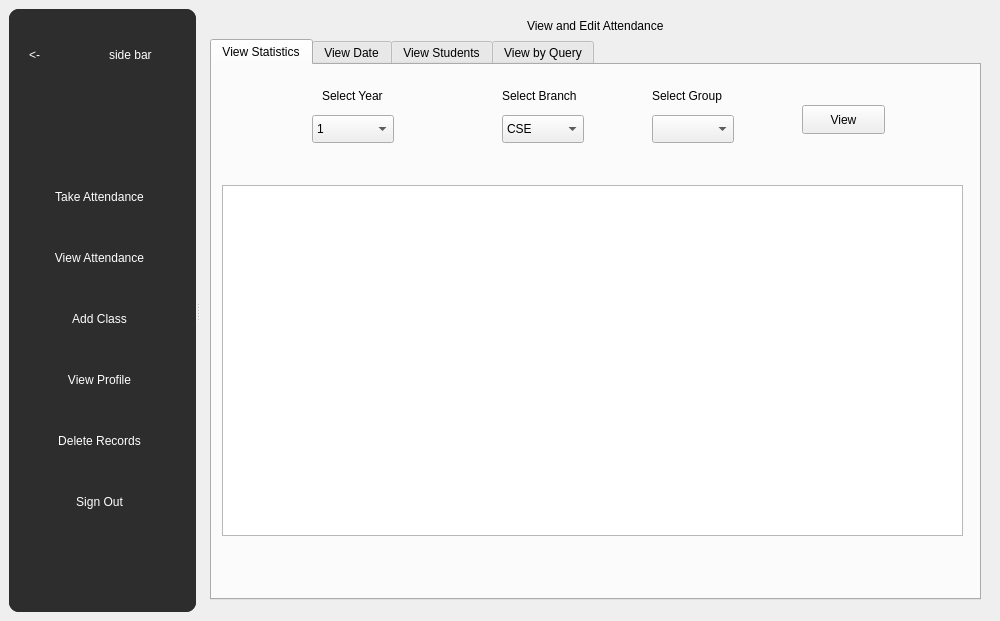
The window that mainwindow.ui (Shikhrrr/AttendanceManager) describes before a commit, drawn with Qt 5.
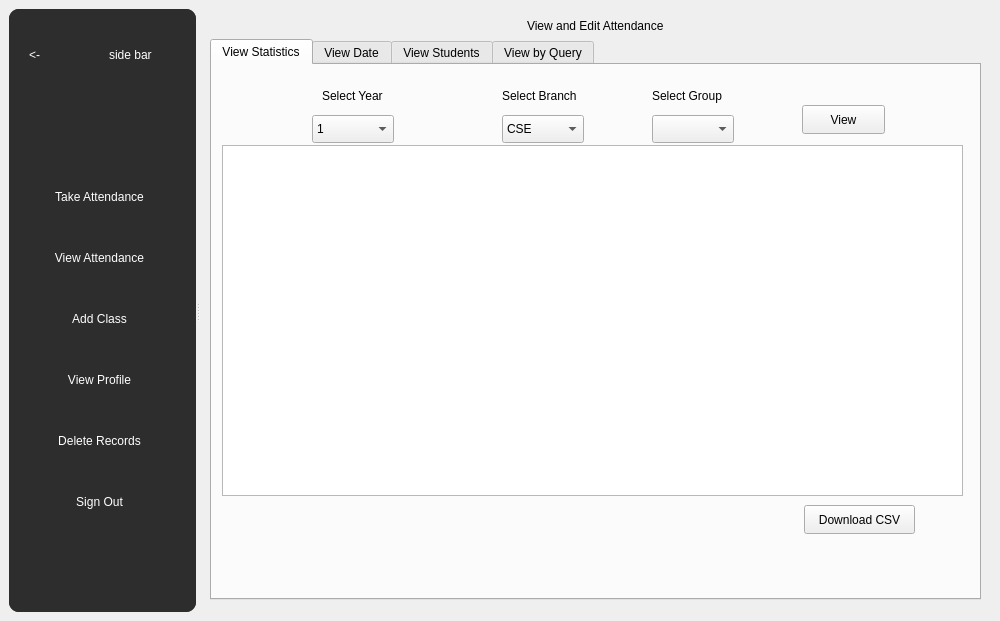
The same window after the commit. The open tabs and pages were chosen to show the change.

Commit message: download csv 🔥

Diff of the .ui file:
```diff
--- a/mainwindow.ui
+++ b/mainwindow.ui
@@ -591,7 +591,7 @@
               <property name="geometry">
                <rect>
                 <x>10</x>
-                <y>120</y>
+                <y>80</y>
                 <width>741</width>
                 <height>351</height>
                </rect>
@@ -610,6 +610,19 @@
                <string>View</string>
               </property>
              </widget>
+             <widget class="QPushButton" name="downloadCSV">
+              <property name="geometry">
+               <rect>
+                <x>592</x>
+                <y>440</y>
+                <width>111</width>
+                <height>29</height>
+               </rect>
+              </property>
+              <property name="text">
+               <string>Download CSV</string>
+              </property>
+             </widget>
             </widget>
             <widget class="QWidget" name="tabWidget_2Page2">
              <attribute name="title">
```
Left out of the diff: 17 changed lines with no effect on the pictures. The commit also changes 3 other files.
